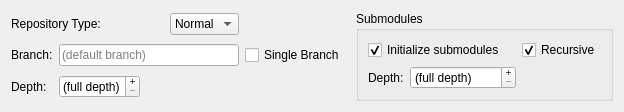
Qt form Repository/CloneOptionsWdgt.ui (macgitver/MacGitver) before a commit.
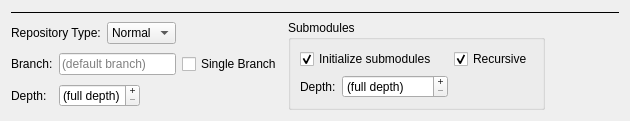
The same form after that commit.

```diff
--- a/Repository/CloneOptionsWdgt.ui
+++ b/Repository/CloneOptionsWdgt.ui
@@ -6,28 +6,15 @@
    <rect>
     <x>0</x>
     <y>0</y>
-    <width>624</width>
-    <height>111</height>
+    <width>630</width>
+    <height>120</height>
    </rect>
   </property>
   <property name="windowTitle">
    <string>Form</string>
   </property>
   <layout class="QGridLayout" name="gridLayout">
-   <item row="0" column="0" colspan="2">
-    <widget class="QLabel" name="label_5">
-     <property name="sizePolicy">
-      <sizepolicy hsizetype="Maximum" vsizetype="Preferred">
-       <horstretch>0</horstretch>
-       <verstretch>0</verstretch>
-      </sizepolicy>
-     </property>
-     <property name="text">
-      <string>Repository Type:</string>
-     </property>
-    </widget>
-   </item>
-   <item row="0" column="2">
+   <item row="1" column="2">
     <widget class="QComboBox" name="txtCloneMode">
      <property name="sizePolicy">
       <sizepolicy hsizetype="Maximum" vsizetype="Fixed">
@@ -52,7 +39,55 @@
      </item>
     </widget>
    </item>
-   <item row="0" column="4" rowspan="3">
+   <item row="2" column="1" colspan="2">
+    <widget class="QLineEdit" name="txtBranch">
+     <property name="text">
+      <string/>
+     </property>
+     <property name="placeholderText">
+      <string>(default branch)</string>
+     </property>
+    </widget>
+   </item>
+   <item row="1" column="0" colspan="2">
+    <widget class="QLabel" name="label_5">
+     <property name="sizePolicy">
+      <sizepolicy hsizetype="Maximum" vsizetype="Preferred">
+       <horstretch>0</horstretch>
+       <verstretch>0</verstretch>
+      </sizepolicy>
+     </property>
+     <property name="text">
+      <string>Repository Type:</string>
+     </property>
+    </widget>
+   </item>
+   <item row="3" column="1" colspan="2">
+    <widget class="QSpinBox" name="txtCloneDepth">
+     <property name="sizePolicy">
+      <sizepolicy hsizetype="Maximum" vsizetype="Fixed">
+       <horstretch>0</horstretch>
+       <verstretch>0</verstretch>
+      </sizepolicy>
+     </property>
+     <property name="buttonSymbols">
+      <enum>QAbstractSpinBox::PlusMinus</enum>
+     </property>
+     <property name="specialValueText">
+      <string>(full depth)</string>
+     </property>
+     <property name="prefix">
+      <string/>
+     </property>
+     <property name="maximum">
+      <number>999999999</number>
+     </property>
+     <property name="singleStep">
+      <number>10</number>
+     </property>
+    </widget>
+   </item>
+   <item row="1" column="4" rowspan="3">
     <widget class="QGroupBox" name="grpSubmodules">
      <property name="title">
       <string>Submodules</string>
@@ -122,8 +157,8 @@
      </layout>
     </widget>
    </item>
-   <item row="1" column="0">
-    <widget class="QLabel" name="label_4">
+   <item row="3" column="0">
+    <widget class="QLabel" name="label_6">
      <property name="sizePolicy">
       <sizepolicy hsizetype="Maximum" vsizetype="Preferred">
        <horstretch>0</horstretch>
@@ -131,21 +166,11 @@
       </sizepolicy>
      </property>
      <property name="text">
-      <string>Branch:</string>
+      <string>Depth:</string>
      </property>
     </widget>
    </item>
-   <item row="1" column="1" colspan="2">
-    <widget class="QLineEdit" name="txtBranch">
-     <property name="text">
-      <string/>
-     </property>
-     <property name="placeholderText">
-      <string>(default branch)</string>
-     </property>
-    </widget>
-   </item>
-   <item row="1" column="3">
+   <item row="2" column="3">
     <widget class="QCheckBox" name="chkSingleBranch">
      <property name="text">
       <string>Single Branch</string>
@@ -153,7 +178,7 @@
     </widget>
    </item>
    <item row="2" column="0">
-    <widget class="QLabel" name="label_6">
+    <widget class="QLabel" name="label_4">
      <property name="sizePolicy">
       <sizepolicy hsizetype="Maximum" vsizetype="Preferred">
        <horstretch>0</horstretch>
@@ -161,32 +186,33 @@
       </sizepolicy>
      </property>
      <property name="text">
-      <string>Depth:</string>
+      <string>Branch:</string>
      </property>
     </widget>
    </item>
-   <item row="2" column="1" colspan="2">
-    <widget class="QSpinBox" name="txtCloneDepth">
-     <property name="sizePolicy">
-      <sizepolicy hsizetype="Maximum" vsizetype="Fixed">
-       <horstretch>0</horstretch>
-       <verstretch>0</verstretch>
-      </sizepolicy>
+   <item row="1" column="5" rowspan="3">
+    <spacer name="horizontalSpacer">
+     <property name="orientation">
+      <enum>Qt::Horizontal</enum>
      </property>
-     <property name="buttonSymbols">
-      <enum>QAbstractSpinBox::PlusMinus</enum>
+     <property name="sizeHint" stdset="0">
+      <size>
+       <width>40</width>
+       <height>20</height>
+      </size>
      </property>
-     <property name="specialValueText">
-      <string>(full depth)</string>
+    </spacer>
+   </item>
+   <item row="0" column="0" colspan="6">
+    <widget class="Line" name="line">
+     <property name="styleSheet">
+      <string notr="true">Line{ color: silver; }</string>
      </property>
-     <property name="prefix">
-      <string/>
+     <property name="frameShadow">
+      <enum>QFrame::Plain</enum>
      </property>
-     <property name="maximum">
-      <number>999999999</number>
-     </property>
-     <property name="singleStep">
-      <number>10</number>
+     <property name="orientation">
+      <enum>Qt::Horizontal</enum>
      </property>
     </widget>
    </item>
```
